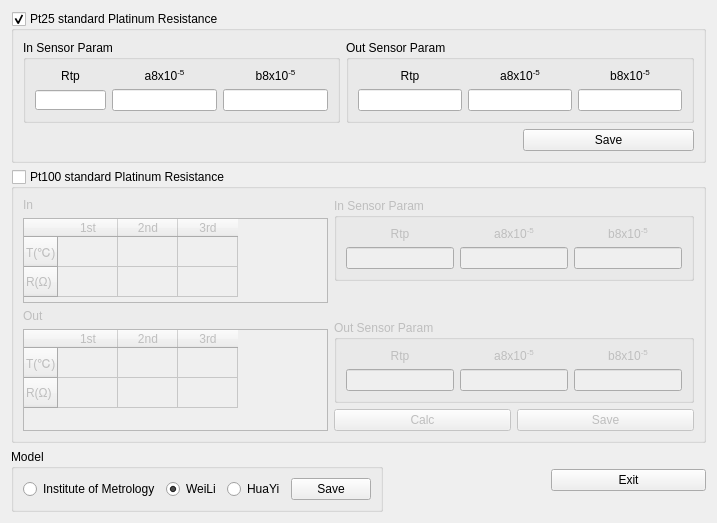
Above: source/systemset/systemsetdlg/ui/stdplasensor.ui from flimmy78/qtverify before the change. Below: the same form after it.
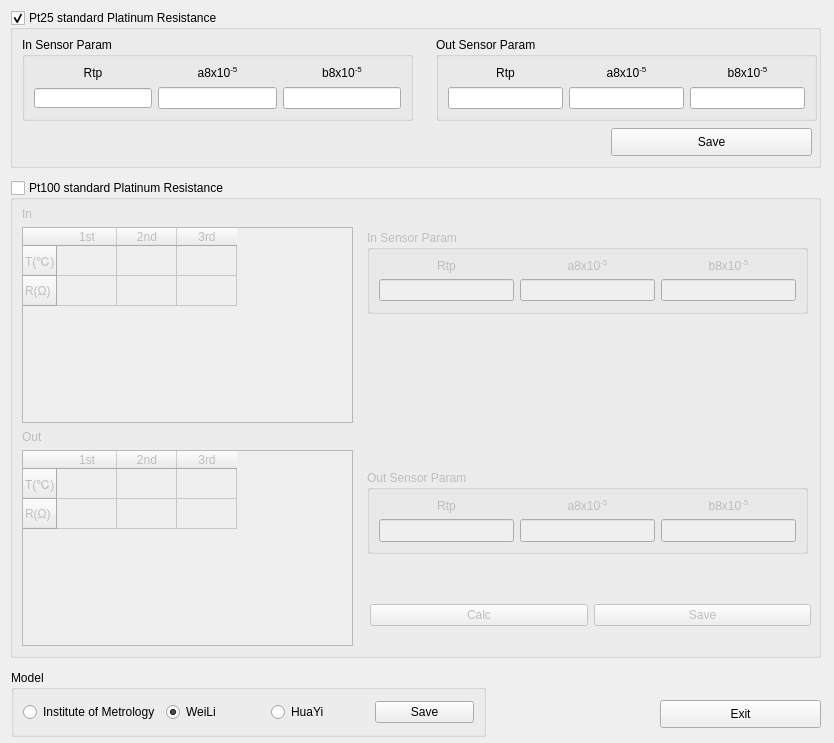
That is the form after the change.

Commit message: 调整stdplasensor.ui布局

```diff
--- a/source/systemset/systemsetdlg/ui/stdplasensor.ui
+++ b/source/systemset/systemsetdlg/ui/stdplasensor.ui
@@ -6,8 +6,8 @@
    <rect>
     <x>0</x>
     <y>0</y>
-    <width>717</width>
-    <height>523</height>
+    <width>834</width>
+    <height>743</height>
    </rect>
   </property>
   <property name="minimumSize">
@@ -25,18 +25,30 @@
   <property name="windowTitle">
    <string>Standard Platinium Sensor</string>
   </property>
-  <layout class="QGridLayout" name="gridLayout_11">
-   <item row="0" column="0" colspan="3">
     <widget class="QGroupBox" name="gBox_pt25">
+   <property name="geometry">
+    <rect>
+     <x>10</x>
+     <y>10</y>
+     <width>811</width>
+     <height>158</height>
+    </rect>
+   </property>
      <property name="title">
       <string>Pt25 standard Platinum Resistance</string>
      </property>
      <property name="checkable">
       <bool>true</bool>
      </property>
-     <layout class="QGridLayout" name="gridLayout_3">
-      <item row="0" column="0">
        <widget class="QGroupBox" name="groupBox_2">
+    <property name="geometry">
+     <rect>
+      <x>12</x>
+      <y>27</y>
+      <width>391</width>
+      <height>84</height>
+     </rect>
+    </property>
         <property name="title">
          <string>In Sensor Param</string>
         </property>
@@ -75,7 +87,7 @@
            </property>
            <property name="maximumSize">
             <size>
-             <width>71</width>
+         <width>9999</width>
              <height>20</height>
             </size>
            </property>
@@ -89,9 +101,15 @@
          </item>
         </layout>
        </widget>
-      </item>
-      <item row="0" column="1" colspan="2">
        <widget class="QGroupBox" name="groupBox_3">
+    <property name="geometry">
+     <rect>
+      <x>426</x>
+      <y>27</y>
+      <width>381</width>
+      <height>84</height>
+     </rect>
+    </property>
         <property name="title">
          <string>Out Sensor Param</string>
         </property>
@@ -128,32 +146,29 @@
          </item>
         </layout>
        </widget>
-      </item>
-      <item row="1" column="0" colspan="2">
-       <spacer name="horizontalSpacer">
-        <property name="orientation">
-         <enum>Qt::Horizontal</enum>
-        </property>
-        <property name="sizeHint" stdset="0">
-         <size>
-          <width>500</width>
-          <height>20</height>
-         </size>
-        </property>
-       </spacer>
-      </item>
-      <item row="1" column="2">
        <widget class="QPushButton" name="btn_pt25_save">
+    <property name="geometry">
+     <rect>
+      <x>601</x>
+      <y>118</y>
+      <width>201</width>
+      <height>28</height>
+     </rect>
+    </property>
         <property name="text">
          <string>Save</string>
         </property>
        </widget>
-      </item>
-     </layout>
-    </widget>
-   </item>
-   <item row="1" column="0" colspan="3">
+  </widget>
     <widget class="QGroupBox" name="gBox_pt100">
+   <property name="geometry">
+    <rect>
+     <x>10</x>
+     <y>180</y>
+     <width>811</width>
+     <height>478</height>
+    </rect>
+   </property>
      <property name="title">
       <string>Pt100 standard Platinum Resistance</string>
      </property>
@@ -163,58 +178,15 @@
      <property name="checked">
       <bool>false</bool>
      </property>
-     <layout class="QGridLayout" name="gridLayout_10">
-      <item row="0" column="0" rowspan="2">
-       <layout class="QGridLayout" name="gridLayout_9">
-        <item row="0" column="0">
-         <widget class="QLabel" name="label_13">
-          <property name="text">
-           <string>In</string>
-          </property>
-         </widget>
-        </item>
-        <item row="1" column="0">
-         <widget class="QTableWidget" name="tbl_pt100_in">
-          <property name="enabled">
-           <bool>false</bool>
-          </property>
-          <attribute name="horizontalHeaderDefaultSectionSize">
-           <number>60</number>
-          </attribute>
-          <attribute name="horizontalHeaderMinimumSectionSize">
-           <number>10</number>
-          </attribute>
-          <row>
-           <property name="text">
-            <string>T(℃)</string>
-           </property>
-          </row>
-          <row>
-           <property name="text">
-            <string>R(Ω)</string>
-           </property>
-          </row>
-          <column>
-           <property name="text">
-            <string>1st</string>
-           </property>
-          </column>
-          <column>
-           <property name="text">
-            <string>2nd</string>
-           </property>
-          </column>
-          <column>
-           <property name="text">
-            <string>3rd</string>
-           </property>
-          </column>
-         </widget>
-        </item>
-       </layout>
-      </item>
-      <item row="0" column="1">
        <widget class="QGroupBox" name="groupBox_6">
+    <property name="geometry">
+     <rect>
+      <x>357</x>
+      <y>50</y>
+      <width>441</width>
+      <height>84</height>
+     </rect>
+    </property>
         <property name="title">
          <string>In Sensor Param</string>
         </property>
@@ -264,7 +236,7 @@
          <item row="1" column="0">
           <widget class="QLineEdit" name="lineEdit_pt100_in_rtp">
            <property name="sizePolicy">
-            <sizepolicy hsizetype="Expanding" vsizetype="Fixed">
+        <sizepolicy hsizetype="Preferred" vsizetype="Fixed">
              <horstretch>0</horstretch>
              <verstretch>0</verstretch>
             </sizepolicy>
@@ -274,7 +246,7 @@
          <item row="1" column="1">
           <widget class="QLineEdit" name="lineEdit_pt100_in_a">
            <property name="sizePolicy">
-            <sizepolicy hsizetype="Expanding" vsizetype="Preferred">
+        <sizepolicy hsizetype="Preferred" vsizetype="Fixed">
              <horstretch>0</horstretch>
              <verstretch>0</verstretch>
             </sizepolicy>
@@ -284,7 +256,7 @@
          <item row="1" column="2">
           <widget class="QLineEdit" name="lineEdit_pt100_in_b">
            <property name="sizePolicy">
-            <sizepolicy hsizetype="Expanding" vsizetype="Preferred">
+        <sizepolicy hsizetype="Preferred" vsizetype="Fixed">
              <horstretch>0</horstretch>
              <verstretch>0</verstretch>
             </sizepolicy>
@@ -293,74 +265,15 @@
          </item>
         </layout>
        </widget>
-      </item>
-      <item row="1" column="1" rowspan="2">
-       <spacer name="verticalSpacer">
-        <property name="orientation">
-         <enum>Qt::Vertical</enum>
-        </property>
-        <property name="sizeType">
-         <enum>QSizePolicy::Preferred</enum>
-        </property>
-        <property name="sizeHint" stdset="0">
-         <size>
-          <width>20</width>
-          <height>85</height>
-         </size>
-        </property>
-       </spacer>
-      </item>
-      <item row="2" column="0" rowspan="3">
-       <layout class="QGridLayout" name="gridLayout_8">
-        <item row="1" column="0">
-         <widget class="QTableWidget" name="tbl_pt100_out">
-          <property name="enabled">
-           <bool>false</bool>
-          </property>
-          <attribute name="horizontalHeaderDefaultSectionSize">
-           <number>60</number>
-          </attribute>
-          <attribute name="horizontalHeaderMinimumSectionSize">
-           <number>10</number>
-          </attribute>
-          <row>
-           <property name="text">
-            <string>T(℃)</string>
-           </property>
-          </row>
-          <row>
-           <property name="text">
-            <string>R(Ω)</string>
-           </property>
-          </row>
-          <column>
-           <property name="text">
-            <string>1st</string>
-           </property>
-          </column>
-          <column>
-           <property name="text">
-            <string>2nd</string>
-           </property>
-          </column>
-          <column>
-           <property name="text">
-            <string>3rd</string>
-           </property>
-          </column>
-         </widget>
-        </item>
-        <item row="0" column="0">
-         <widget class="QLabel" name="label_14">
-          <property name="text">
-           <string>Out</string>
-          </property>
-         </widget>
-        </item>
-       </layout>
-      </item>
-      <item row="3" column="1">
        <widget class="QGroupBox" name="groupBox_7">
+    <property name="geometry">
+     <rect>
+      <x>357</x>
+      <y>290</y>
+      <width>441</width>
+      <height>84</height>
+     </rect>
+    </property>
         <property name="title">
          <string>Out Sensor Param</string>
         </property>
@@ -436,8 +349,72 @@
          </item>
         </layout>
        </widget>
-      </item>
-      <item row="4" column="1">
+   <widget class="QWidget" name="">
+    <property name="geometry">
+     <rect>
+      <x>12</x>
+      <y>250</y>
+      <width>331</width>
+      <height>216</height>
+     </rect>
+    </property>
+    <layout class="QGridLayout" name="gridLayout_8">
+     <item row="1" column="0">
+      <widget class="QTableWidget" name="tbl_pt100_out">
+       <property name="enabled">
+        <bool>false</bool>
+       </property>
+       <attribute name="horizontalHeaderDefaultSectionSize">
+        <number>60</number>
+       </attribute>
+       <attribute name="horizontalHeaderMinimumSectionSize">
+        <number>10</number>
+       </attribute>
+       <row>
+        <property name="text">
+         <string>T(℃)</string>
+        </property>
+       </row>
+       <row>
+        <property name="text">
+         <string>R(Ω)</string>
+        </property>
+       </row>
+       <column>
+        <property name="text">
+         <string>1st</string>
+        </property>
+       </column>
+       <column>
+        <property name="text">
+         <string>2nd</string>
+        </property>
+       </column>
+       <column>
+        <property name="text">
+         <string>3rd</string>
+        </property>
+       </column>
+      </widget>
+     </item>
+     <item row="0" column="0">
+      <widget class="QLabel" name="label_14">
+       <property name="text">
+        <string>Out</string>
+       </property>
+      </widget>
+     </item>
+    </layout>
+   </widget>
+   <widget class="QWidget" name="">
+    <property name="geometry">
+     <rect>
+      <x>360</x>
+      <y>420</y>
+      <width>441</width>
+      <height>30</height>
+     </rect>
+    </property>
        <layout class="QGridLayout" name="gridLayout_6">
         <item row="0" column="0">
          <widget class="QPushButton" name="btn_pt100_calc">
@@ -454,8 +431,64 @@
          </widget>
         </item>
        </layout>
-      </item>
-     </layout>
+   </widget>
+   <widget class="QWidget" name="">
+    <property name="geometry">
+     <rect>
+      <x>12</x>
+      <y>27</y>
+      <width>331</width>
+      <height>216</height>
+     </rect>
+    </property>
+    <layout class="QGridLayout" name="gridLayout_9">
+     <item row="0" column="0">
+      <widget class="QLabel" name="label_13">
+       <property name="text">
+        <string>In</string>
+       </property>
+      </widget>
+     </item>
+     <item row="1" column="0">
+      <widget class="QTableWidget" name="tbl_pt100_in">
+       <property name="enabled">
+        <bool>false</bool>
+       </property>
+       <attribute name="horizontalHeaderDefaultSectionSize">
+        <number>60</number>
+       </attribute>
+       <attribute name="horizontalHeaderMinimumSectionSize">
+        <number>10</number>
+       </attribute>
+       <row>
+        <property name="text">
+         <string>T(℃)</string>
+        </property>
+       </row>
+       <row>
+        <property name="text">
+         <string>R(Ω)</string>
+        </property>
+       </row>
+       <column>
+        <property name="text">
+         <string>1st</string>
+        </property>
+       </column>
+       <column>
+        <property name="text">
+         <string>2nd</string>
+        </property>
+       </column>
+       <column>
+        <property name="text">
+         <string>3rd</string>
+        </property>
+       </column>
+      </widget>
+     </item>
+    </layout>
+   </widget>
      <zorder>groupBox_6</zorder>
      <zorder>groupBox_7</zorder>
      <zorder>btn_pt100_save</zorder>
@@ -466,11 +499,16 @@
      <zorder>btn_pt100_calc</zorder>
      <zorder>tbl_pt100_in</zorder>
      <zorder></zorder>
-     <zorder>verticalSpacer</zorder>
-    </widget>
-   </item>
-   <item row="2" column="0">
+  </widget>
     <widget class="QGroupBox" name="gBox_model">
+   <property name="geometry">
+    <rect>
+     <x>11</x>
+     <y>670</y>
+     <width>475</width>
+     <height>67</height>
+    </rect>
+   </property>
      <property name="title">
       <string>Model</string>
      </property>
@@ -511,25 +549,15 @@
       </item>
      </layout>
     </widget>
-   </item>
-   <item row="2" column="1">
-    <spacer name="horizontalSpacer_2">
-     <property name="orientation">
-      <enum>Qt::Horizontal</enum>
-     </property>
-     <property name="sizeType">
-      <enum>QSizePolicy::Preferred</enum>
-     </property>
-     <property name="sizeHint" stdset="0">
-      <size>
-       <width>153</width>
-       <height>20</height>
-      </size>
-     </property>
-    </spacer>
-   </item>
-   <item row="2" column="2">
     <widget class="QPushButton" name="btn_pt100_exit">
+   <property name="geometry">
+    <rect>
+     <x>660</x>
+     <y>700</y>
+     <width>161</width>
+     <height>28</height>
+    </rect>
+   </property>
      <property name="sizePolicy">
       <sizepolicy hsizetype="Preferred" vsizetype="Fixed">
        <horstretch>0</horstretch>
@@ -540,8 +568,6 @@
       <string>Exit</string>
      </property>
     </widget>
-   </item>
-  </layout>
  </widget>
  <resources/>
  <connections/>
```
Left out of the diff: 7 changed lines with no effect on the pictures. Lines whose indentation alone changed are shown as unchanged.
